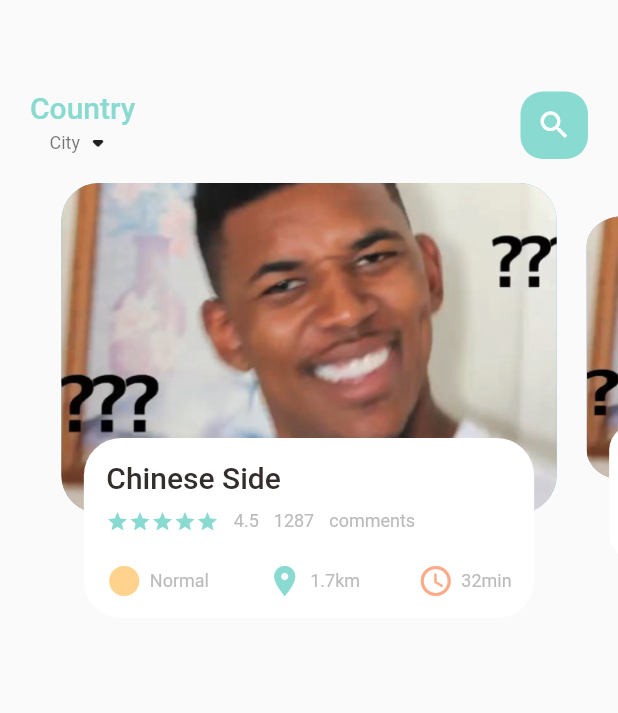
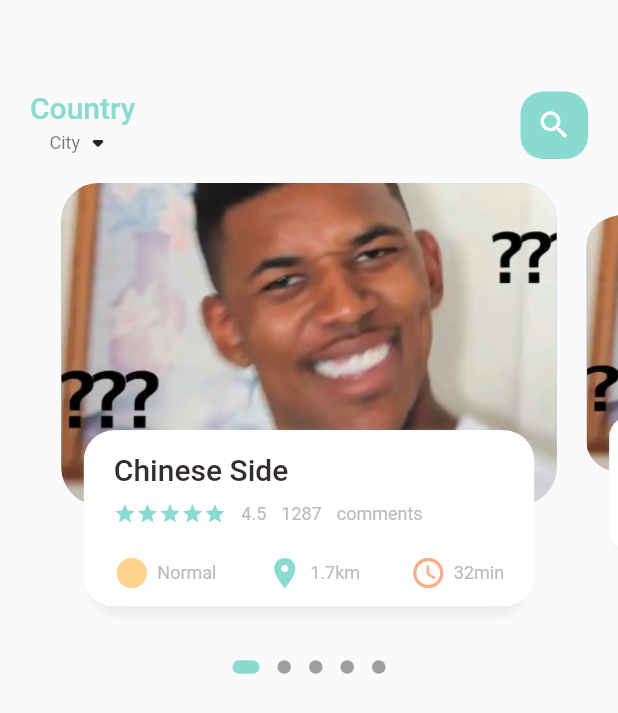
Before and after one commit to omitoful/food_delivery_demo, a Flutter app: the screen it shows after launch, on a phone screen of 412 x 824 dp. Shown: the top 713 px of the screen. Run offline on Flutter 3.47's test engine with Material 2 defaults, Android fonts, the phone set to English and light mode, and no system bars; drawn by our look-alikes of dots_indicator; our stand-ins replace get.

Commit message:
add AppLayout const & finish home header

```diff
--- a/lib/Utils/app_layout.dart
+++ b/lib/Utils/app_layout.dart
@@ -2,6 +2,12 @@ import 'package:flutter/material.dart';
 import 'package:get/get.dart';
 
 class AppLayout {
+  static double screenH = Get.context!.height;
+  static double screenW = Get.context!.width;
+  static double pageView = screenH/2.64;
+  static double pageViewContainer = screenH/3.84;
+  static double pageTextContainer = screenH/7.03;
+
   static getSize(BuildContext context) {
     return MediaQuery.of(context).size;
   }
--- a/lib/home/food_page_body.dart
+++ b/lib/home/food_page_body.dart
@@ -1,3 +1,4 @@
+import 'package:dots_indicator/dots_indicator.dart';
 import 'package:flutter/material.dart';
 import 'package:food_delivery/Utils/app_layout.dart';
 import 'package:food_delivery/Utils/colors.dart';
@@ -18,7 +19,7 @@ class _FoodPageBodyState extends State<FoodPageBody> {
   PageController pageController = PageController(viewportFraction: 0.85);
   var _currentPageValue = 0.0;
   final double _scaleFactor = 0.8;
-  final double _height = AppLayout.getHeight(220);
+  final double _height = AppLayout.pageViewContainer;
 
   @override
   void initState() {
@@ -36,8 +37,10 @@ class _FoodPageBodyState extends State<FoodPageBody> {
 
   @override
   Widget build(BuildContext context) {
-    return Container(
-      height: AppLayout.getHeight(320),
+    return Column(
+      children: [
+        Container(
+          height: AppLayout.pageView,
           child: PageView.builder(
               controller: pageController,
               itemCount: 5,
@@ -45,6 +48,19 @@ class _FoodPageBodyState extends State<FoodPageBody> {
                 return _buildPageItem(position);
               }
           ),
+        ),
+        DotsIndicator(
+          dotsCount: 5,
+          position: _currentPageValue,
+          decorator: DotsDecorator(
+            activeColor: AppColors.mainColor,
+            size: const Size.square(9.0),
+            activeSize: const Size(18.0, 9.0),
+            activeShape: RoundedRectangleBorder(
+                borderRadius: BorderRadius.circular(5.0)),
+          ),
+        )
+      ],
     );
   }
 
@@ -73,7 +89,7 @@ class _FoodPageBodyState extends State<FoodPageBody> {
         /// if not use stack, the container size will be the same as the super one.
         children: [
           Container(
-            height: AppLayout.getHeight(220),
+            height: AppLayout.pageViewContainer,
             margin: EdgeInsets.symmetric(horizontal: AppLayout.getWidth(10)),
             decoration: BoxDecoration(
                 borderRadius: BorderRadius.circular(AppLayout.getHeight(25)),
@@ -87,11 +103,26 @@ class _FoodPageBodyState extends State<FoodPageBody> {
           Align(
             alignment: Alignment.bottomCenter,
             child: Container(
-              height: AppLayout.getHeight(120),
-              margin: EdgeInsets.only(left: AppLayout.getWidth(25), right: AppLayout.getWidth(25), bottom: AppLayout.getHeight(30)),
+              height: AppLayout.pageTextContainer,
+              margin: EdgeInsets.only(left: AppLayout.getWidth(30), right: AppLayout.getWidth(30), bottom: AppLayout.getHeight(30)),
               decoration: BoxDecoration(
-                  borderRadius: BorderRadius.circular(AppLayout.getHeight(25)),
+                  borderRadius: BorderRadius.circular(AppLayout.getHeight(20)),
                   color: Colors.white,
+                  boxShadow: const [
+                    BoxShadow(
+                      color: Color(0xFFe8e8e8),
+                      blurRadius: 5.0,
+                      offset: Offset(0, 5),
+                    ),
+                    BoxShadow(
+                      color: Colors.white,
+                      offset: Offset(-5, 0),
+                    ),
+                    BoxShadow(
+                      color: Colors.white,
+                      offset: Offset(5, 0),
+                    )
+                  ]
               ),
               child: Container(
                 padding: EdgeInsets.only(top: AppLayout.getHeight(15), left: AppLayout.getWidth(15), right: AppLayout.getWidth(15)),
--- a/lib/home/main_food_page.dart
+++ b/lib/home/main_food_page.dart
@@ -39,13 +39,13 @@ class _MainFoodPageState extends State<MainFoodPage> {
                   ),
                   Center(
                     child: Container(
-                      width: 45,
-                      height: 45,
+                      width: AppLayout.getHeight(45),
+                      height: AppLayout.getHeight(45),
                       decoration: BoxDecoration(
                         borderRadius: BorderRadius.circular(15),
                         color: AppColors.mainColor,
                       ),
-                      child: const Icon(Icons.search, color: Colors.white),
+                      child: Icon(Icons.search, color: Colors.white, size: AppLayout.getHeight(24)),
                     ),
                   )
                 ],
--- a/lib/main.dart
+++ b/lib/main.dart
@@ -1,5 +1,6 @@
 import 'package:flutter/material.dart';
 import 'package:food_delivery/home/main_food_page.dart';
+import 'package:get/get.dart';
 
 void main() {
   runApp(const MyApp());
@@ -10,7 +11,7 @@ class MyApp extends StatelessWidget {
 
   @override
   Widget build(BuildContext context) {
-    return MaterialApp(
+    return GetMaterialApp(
       debugShowCheckedModeBanner: false,
       title: 'Flutter Demo',
       theme: ThemeData(
--- a/lib/widgets/icon_and_text.dart
+++ b/lib/widgets/icon_and_text.dart
@@ -17,7 +17,7 @@ class IconAndTextWidget extends StatelessWidget {
   Widget build(BuildContext context) {
     return Row(
       children: [
-        Icon(icon, color: iconColor),
+        Icon(icon, color: iconColor, size: AppLayout.getHeight(24)),
         SizedBox(width: AppLayout.getWidth(5)),
         SmallText(text: text),
       ],
--- a/pubspec.yaml
+++ b/pubspec.yaml
@@ -29,7 +29,7 @@ environment:
 dependencies:
   flutter:
     sdk: flutter
-
+  dots_indicator: ^2.0.0
 
   # The following adds the Cupertino Icons font to your application.
   # Use with the CupertinoIcons class for iOS style icons.
```
Also changed, not shown: pubspec.lock. Lines whose indentation alone changed are shown as unchanged.
